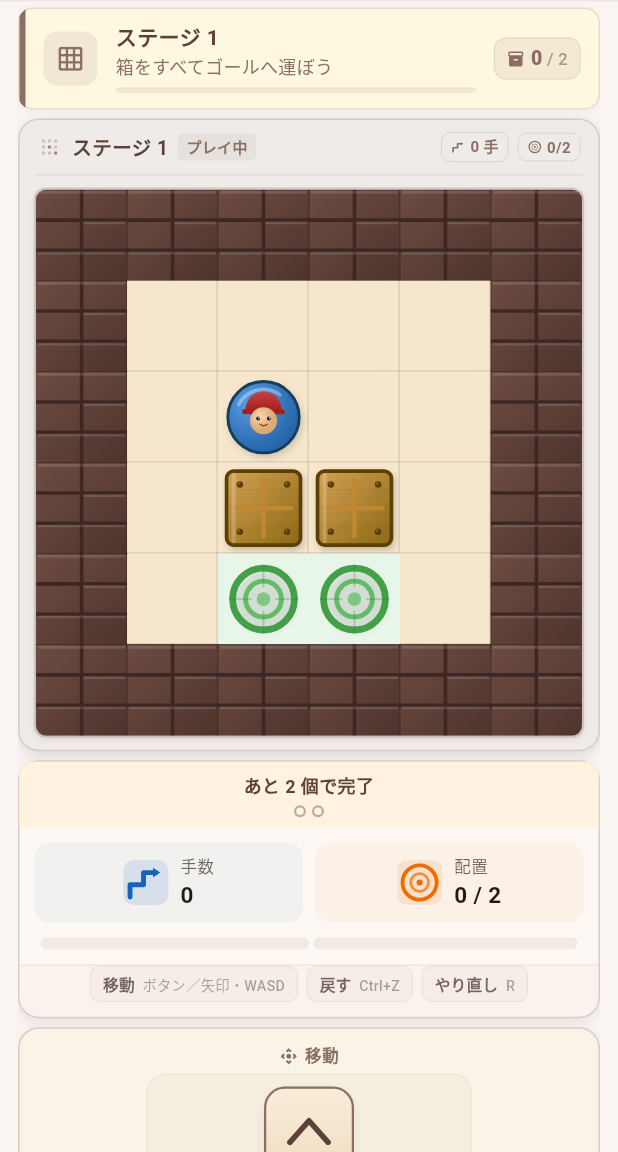
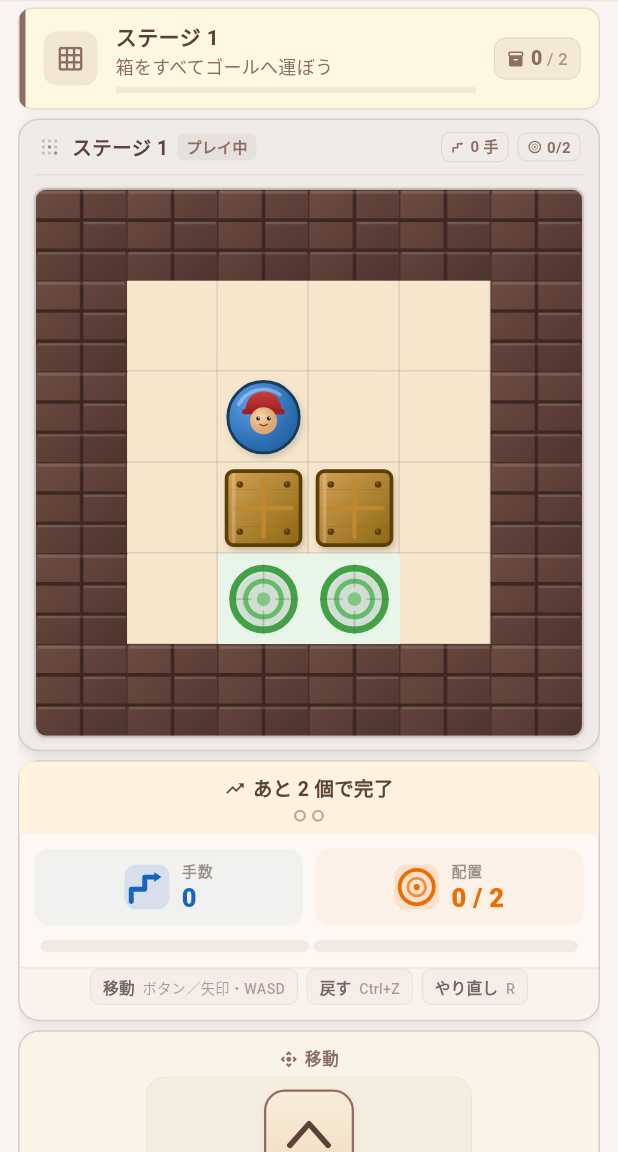
Before and after one commit to mozuq-lab/sokoban-app, a Flutter app: the screen it shows after launch, on a phone screen of 412 x 824 dp, the part 84-1236 px from its top. Run offline on Flutter 3.47's test engine with Material 3 defaults, Android fonts, the phone set to English and light mode, and no system bars.

Commit message:
改善: ステータスカードの視認性を整える (#83)

```diff
--- a/lib/features/game/presentation/home_screen.dart
+++ b/lib/features/game/presentation/home_screen.dart
@@ -1865,22 +1865,40 @@ class _StatusCard extends StatelessWidget {
 
     final int placedCount = totalBoxes - remainingBoxes;
 
+    final IconData summaryIcon;
+    if (isSolved) {
+      summaryIcon = Icons.check_circle_outline;
+    } else if (moveBlocked) {
+      summaryIcon = Icons.block;
+    } else {
+      summaryIcon = Icons.trending_up;
+    }
+
     return Container(
       key: key,
       width: double.infinity,
-      padding: const EdgeInsets.symmetric(vertical: 7, horizontal: 14),
+      padding: const EdgeInsets.symmetric(vertical: 8, horizontal: 14),
       color: bgColor,
       child: Column(
         mainAxisSize: MainAxisSize.min,
         children: [
+          Row(
+            mainAxisAlignment: MainAxisAlignment.center,
+            mainAxisSize: MainAxisSize.min,
+            children: [
+              Icon(summaryIcon, size: 14, color: textColor),
+              const SizedBox(width: 5),
               Text(
                 text,
                 textAlign: TextAlign.center,
                 style: TextStyle(
-              fontSize: 12,
-              fontWeight: FontWeight.w600,
+                  fontSize: 13,
+                  fontWeight: FontWeight.w700,
                   color: textColor,
-            ),
+                  letterSpacing: 0.2,
+                ),
+              ),
+            ],
           ),
           if (totalBoxes > 0) ...[
             const SizedBox(height: 4),
@@ -1943,39 +1961,44 @@ class _StatItem extends StatelessWidget {
           height: 30,
           decoration: BoxDecoration(
             color: iconColor.withValues(alpha: 0.12),
-            borderRadius: BorderRadius.circular(7),
+            borderRadius: BorderRadius.circular(8),
           ),
           child: iconWidget,
         ),
         const SizedBox(width: 8),
-        Column(
+        Flexible(
+          child: Column(
             crossAxisAlignment: CrossAxisAlignment.start,
             mainAxisSize: MainAxisSize.min,
             children: [
               Text(
                 label,
                 style: TextStyle(
-                fontSize: 11,
+                  fontSize: 10,
                   color: theme.colorScheme.onSurfaceVariant.withValues(
-                  alpha: 0.8,
-                ),
-                fontWeight: FontWeight.w500,
-                letterSpacing: 0.3,
-              ),
-            ),
+                    alpha: 0.55,
+                  ),
+                  fontWeight: FontWeight.w600,
+                  letterSpacing: 0.5,
+                ),
+              ),
+              const SizedBox(height: 1),
               AnimatedSwitcher(
                 duration: const Duration(milliseconds: 200),
                 child: Text(
                   value,
                   key: ValueKey(value),
+                  overflow: TextOverflow.ellipsis,
                   style: TextStyle(
-                  fontSize: 15,
-                  fontWeight: FontWeight.bold,
-                  color: theme.colorScheme.onSurface,
-                ),
-              ),
-            ),
-          ],
+                    fontSize: 17,
+                    fontWeight: FontWeight.w800,
+                    color: iconColor,
+                    height: 1.2,
+                  ),
+                ),
+              ),
+            ],
+          ),
         ),
       ],
     );
```
Lines whose indentation alone changed are shown as unchanged.
